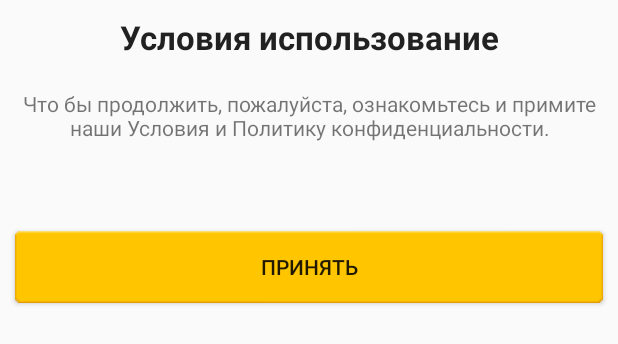
After one commit to rusCom/aTaxiBooking, an Android app: the layout dialog_user_agreement.xml on its own in the app's theme, with its tools: preview values and no code run, on a phone screen of 412 x 824 dp. The commit adds this screen. Shown: the top 344 px of the screen. Run offline under Robolectric (Android 15) with nearby library versions, the phone set to English and light mode, and no system bars.

Commit message:
UserAgreement

```diff
--- /dev/null
+++ b/app/src/main/res/layout/dialog_user_agreement.xml
@@ -0,0 +1,38 @@
+<?xml version="1.0" encoding="utf-8"?>
+<LinearLayout xmlns:android="http://schemas.android.com/apk/res/android"
+    android:layout_width="match_parent"
+    android:layout_height="match_parent"
+    android:orientation="vertical">
+
+    <TextView
+        android:id="@+id/tvUserAgreementCaption"
+        android:layout_width="match_parent"
+        android:layout_height="wrap_content"
+        android:text="@string/tvUserAgreementCaption"
+        android:textAlignment="center"
+        android:textStyle="bold"
+        android:textAppearance="?android:attr/textAppearanceLarge"
+        android:layout_margin="@dimen/activity_margin"/>
+
+    <TextView
+        android:id="@+id/tvUserAgreementText"
+        android:layout_width="match_parent"
+        android:layout_height="wrap_content"
+        android:text="@string/tvUserAgreementText"
+        android:textAlignment="center"
+        android:layout_margin="@dimen/activity_margin"/>
+
+    <TextView
+        android:id="@+id/tvUserAgreementLink"
+        android:layout_width="match_parent"
+        android:layout_height="wrap_content"
+        android:textAlignment="center"
+        android:layout_margin="@dimen/activity_margin"/>
+    <Button
+        android:layout_width="match_parent"
+        android:layout_height="wrap_content"
+        android:background="@drawable/btn_main"
+        android:layout_margin="@dimen/activity_margin"
+        android:text="Принять"
+        android:id="@+id/btnUserAgreementApply"/>
+</LinearLayout>
--- a/app/src/main/res/values/strings.xml
+++ b/app/src/main/res/values/strings.xml
@@ -45,6 +45,10 @@
     <string name="edAccountActivityCode">Код из смс</string>
     <string name="btnAccountActivityConfirmPhone">Подтвердить номер телефона</string>
 
+    <!-- UserAgreementDialog -->
+    <string name="tvUserAgreementCaption">Условия использование</string>
+    <string name="tvUserAgreementText">Что бы продолжить, пожалуйста, ознакомьтесь и примите наши Условия и Политику конфиденциальности.</string>
+
     <!-- DrawerItems -->
     <string name="menuBalanceItem">Бонусы</string>
     <string name="menuHistoryItem">История</string>
```
Also changed, not shown: app/src/main/AndroidManifest.xml (+9 -8 lines), app/src/main/java/org/toptaxi/ataxibooking/MainActivity.java (+8 -0 lines), app/src/main/java/org/toptaxi/ataxibooking/data/Account.java (+24 -1 lines), app/src/main/java/org/toptaxi/ataxibooking/data/Preferences.java (+16 -0 lines), app/src/main/java/org/toptaxi/ataxibooking/dialogs/UserAgreementDialog.java (added, +39 -0 lines).
